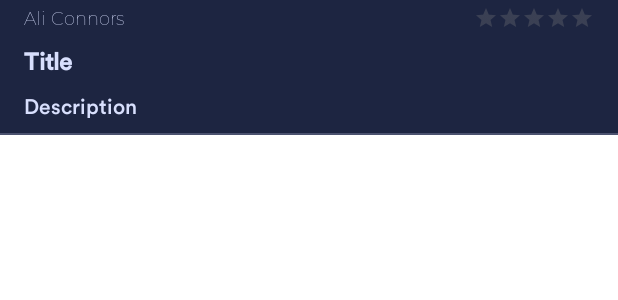
After one commit to Umair-Syed/TheSystem_SpamDetection, an Android app: the layout list_item_review.xml on its own in the app's theme, with its tools: preview values and no code run, on a phone screen of 412 x 824 dp. The commit adds this screen. Shown: the top 300 px of the screen. Run offline under Robolectric (Android 15) with nearby library versions, the phone set to English and light mode, and no system bars.

```diff
--- a/app/src/main/java/com/skapps/android/csicodathonproject/data/models/Review.kt
+++ b/app/src/main/java/com/skapps/android/csicodathonproject/data/models/Review.kt
@@ -1,6 +1,7 @@
 package com.skapps.android.csicodathonproject.data.models
 
 import android.os.Parcelable
+import com.google.firebase.firestore.Exclude
 import kotlinx.android.parcel.Parcelize
 
 /**
@@ -9,6 +10,7 @@ import kotlinx.android.parcel.Parcelize
 @Parcelize
 data class Review(
     val uid: String,
+    val name: String,
     val pid: String,
     val heading: String,
     val description: String,
--- a/app/src/main/java/com/skapps/android/csicodathonproject/ui/dialog/WriteReviewDialog.kt
+++ b/app/src/main/java/com/skapps/android/csicodathonproject/ui/dialog/WriteReviewDialog.kt
@@ -40,7 +40,7 @@ class WriteReviewDialog(private val product: Product) : DialogFragment(){
         val db = FirebaseFirestore.getInstance()
         val reviewsCollection = db.collection(KEY_COLLECTION_PRODUCTS).document(product.id)
             .collection(KEY_SUB_COLLECTION_REVIEWS)
-        var user = FirebaseAuth.getInstance().currentUser
+        val user = FirebaseAuth.getInstance().currentUser
 
         submitBtn.setOnClickListener {
             if(validateForm(heading, description)){
@@ -49,7 +49,7 @@ class WriteReviewDialog(private val product: Product) : DialogFragment(){
                 val head = heading.text.toString()
                 val des = description.text.toString()
                 val rating = ratingBar.rating
-                val review = user?.uid?.let { it1 -> Review(it1, product.id, head, des, rating.toDouble()) }
+                val review = user?.uid?.let { it1 -> Review(it1, user.displayName ?:"", product.id, head, des, rating.toDouble()) }
                 if (review != null) {
                     reviewsCollection.add(review)
                         .addOnSuccessListener {
--- a/app/src/main/java/com/skapps/android/csicodathonproject/ui/home/HomeFragment.kt
+++ b/app/src/main/java/com/skapps/android/csicodathonproject/ui/home/HomeFragment.kt
@@ -41,7 +41,6 @@ class HomeFragment : Fragment(R.layout.fragment_home), ProductsListAdapter.ItemA
 
         setUpFab()
 
-//        binding.productsRecyclerView.adapter = ProductsListAdapter(requireContext(), productList,this)
         binding.productsRecyclerView.layoutManager = LinearLayoutManager(requireActivity())
 
 
--- /dev/null
+++ b/app/src/main/res/layout/list_item_review.xml
@@ -0,0 +1,94 @@
+<?xml version="1.0" encoding="utf-8"?>
+<FrameLayout xmlns:android="http://schemas.android.com/apk/res/android"
+    xmlns:app="http://schemas.android.com/apk/res-auto"
+    xmlns:tools="http://schemas.android.com/tools"
+    android:layout_width="match_parent"
+    android:layout_height="wrap_content"
+    android:background="@color/primaryColor">
+
+
+    <androidx.constraintlayout.widget.ConstraintLayout
+        android:id="@+id/item_constraint_layout"
+        android:layout_width="match_parent"
+        android:layout_height="90dp"
+        android:elevation="4dp">
+
+        <TextView
+            android:id="@+id/name"
+            android:layout_width="wrap_content"
+            android:layout_height="wrap_content"
+            android:layout_marginStart="16dp"
+            android:layout_marginTop="4dp"
+            android:fontFamily="@font/fonts"
+            android:text="Ali Connors"
+            android:textColor="@color/secondaryColor"
+            android:textFontWeight="100"
+            android:textStyle="normal"
+            android:textSize="12sp"
+            app:layout_constraintEnd_toStartOf="@+id/ratingBar"
+            app:layout_constraintHorizontal_bias="0.0"
+            app:layout_constraintStart_toStartOf="parent"
+            app:layout_constraintTop_toTopOf="parent" />
+
+        <RatingBar
+            android:id="@+id/ratingBar"
+            style="?android:attr/ratingBarStyleSmall"
+            android:layout_width="wrap_content"
+            android:layout_height="wrap_content"
+            android:layout_marginTop="4dp"
+            android:layout_marginEnd="16dp"
+            android:numStars="5"
+            android:rating="0"
+            android:stepSize="0.5"
+            android:theme="@style/RatingBarTheme"
+            app:layout_constraintEnd_toEndOf="parent"
+            app:layout_constraintTop_toTopOf="parent" />
+
+
+        <TextView
+            android:id="@+id/title"
+            android:layout_width="match_parent"
+            android:layout_height="wrap_content"
+            android:layout_marginStart="16dp"
+            android:layout_marginEnd="64dp"
+            android:ellipsize="end"
+            android:maxLines="1"
+            android:text="Title"
+            android:textColor="@color/secondaryColor"
+            android:textStyle="bold"
+            android:textSize="16sp"
+            app:layout_constraintBottom_toTopOf="@+id/descriptionTextView"
+            app:layout_constraintEnd_toEndOf="parent"
+            app:layout_constraintHorizontal_bias="0.5"
+            app:layout_constraintStart_toStartOf="parent"
+            app:layout_constraintTop_toBottomOf="@+id/name"
+            app:layout_constraintVertical_bias="0.0" />
+
+        <TextView
+            android:id="@+id/descriptionTextView"
+            android:layout_width="match_parent"
+            android:layout_height="wrap_content"
+            android:layout_marginStart="16dp"
+            android:layout_marginEnd="64dp"
+            android:ellipsize="end"
+            android:maxWidth="256dp"
+            android:maxLines="1"
+            android:text="Description"
+            app:layout_constraintBottom_toBottomOf="parent"
+            app:layout_constraintEnd_toEndOf="parent"
+            app:layout_constraintHorizontal_bias="0.5"
+            app:layout_constraintStart_toStartOf="@+id/title"
+            app:layout_constraintTop_toBottomOf="@+id/title" />
+
+        <View
+            android:id="@+id/view"
+            android:layout_width="wrap_content"
+            android:layout_height="1dp"
+            android:background="#3ED8DFFD"
+            app:layout_constraintBottom_toBottomOf="parent"
+            app:layout_constraintEnd_toEndOf="parent"
+            app:layout_constraintStart_toStartOf="parent" />
+
+
+    </androidx.constraintlayout.widget.ConstraintLayout>
+</FrameLayout>
```
Also changed, not shown: app/src/main/java/com/skapps/android/csicodathonproject/data/viewmodels/ReviewsRepository.kt (added, +48 -0 lines), app/src/main/java/com/skapps/android/csicodathonproject/data/viewmodels/ReviewsViewModel.kt (added, +23 -0 lines), app/src/main/java/com/skapps/android/csicodathonproject/ui/home/ReviewDetailsFragment.kt (added, +13 -0 lines), app/src/main/java/com/skapps/android/csicodathonproject/ui/home/ReviewsFragment.kt (+30 -2 lines), app/src/main/java/com/skapps/android/csicodathonproject/ui/home/ReviewsListAdapter.kt (added, +68 -0 lines), app/src/main/java/com/skapps/android/csicodathonproject/ui/login/LoginFourthFragment.kt (+10 -4 lines), app/src/main/res/layout/fragment_review_details.xml (added, +14 -0 lines), app/src/main/res/navigation/main_navigation.xml (+12 -0 lines).
